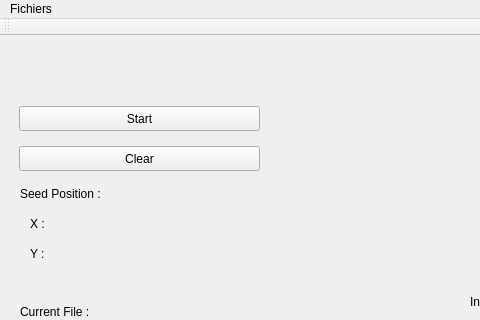
Before: the Qt Designer form link_py/mainwindow.ui in Hippog1t/QT_segmentation_DICOM, drawn with Qt 5; both pictures show x 0 to 480 and y 0 to 320 of the 1000 by 600 pixel window.
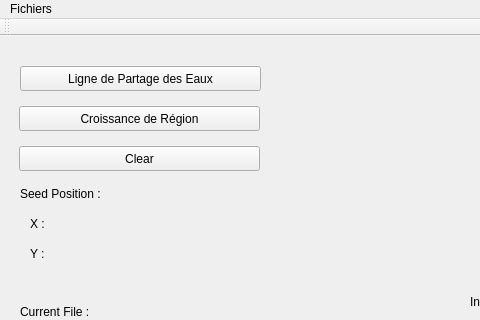
After: the same form once the commit is applied.

```diff
--- a/link_py/mainwindow.ui
+++ b/link_py/mainwindow.ui
@@ -61,7 +61,7 @@
      </rect>
     </property>
     <property name="text">
-     <string>Start</string>
+     <string>Croissance de Région</string>
     </property>
    </widget>
    <widget class="QPushButton" name="clearButton">
@@ -207,6 +207,19 @@
      <string>Chemin du fichier :</string>
     </property>
    </widget>
+   <widget class="QPushButton" name="lpeButton">
+    <property name="geometry">
+     <rect>
+      <x>20</x>
+      <y>30</y>
+      <width>241</width>
+      <height>25</height>
+     </rect>
+    </property>
+    <property name="text">
+     <string>Ligne de Partage des Eaux</string>
+    </property>
+   </widget>
   </widget>
   <widget class="QMenuBar" name="menuBar">
    <property name="geometry">
```
Left out of the diff: 4 changed lines with no effect on the pictures.
